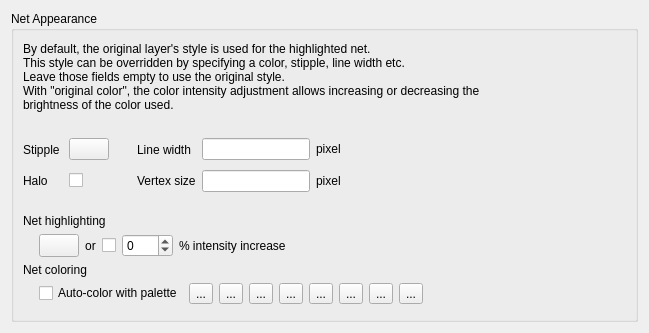
Above: src/laybasic/laybasic/NetlistBrowserConfigPage2.ui from KLayout/klayout before the change. Below: the same form after it.
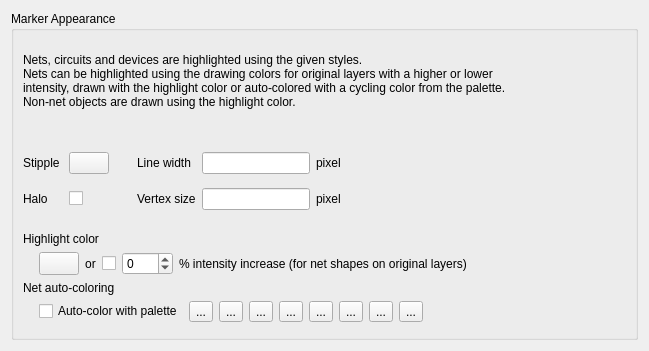
That is the form after the change. Custom widgets are drawn as their Qt base class.

Commit message: WIP: netlist browser - config UI, some fixes.

```diff
--- a/src/laybasic/laybasic/NetlistBrowserConfigPage2.ui
+++ b/src/laybasic/laybasic/NetlistBrowserConfigPage2.ui
@@ -7,7 +7,7 @@
     <x>0</x>
     <y>0</y>
     <width>649</width>
-    <height>333</height>
+    <height>351</height>
    </rect>
   </property>
   <property name="windowTitle">
@@ -17,7 +17,7 @@
    <item>
     <widget class="QGroupBox" name="groupBox_2">
      <property name="title">
-      <string>Net Appearance</string>
+      <string>Marker Appearance</string>
      </property>
      <layout class="QGridLayout">
       <property name="leftMargin">
@@ -38,11 +38,10 @@
       <item row="0" column="0">
        <widget class="QLabel" name="label_6">
         <property name="text">
-         <string>By default, the original layer's style is used for the highlighted net. 
-This style can be overridden by specifying a color, stipple, line width etc. 
-Leave those fields empty to use the original style. 
-With &quot;original color&quot;, the color intensity adjustment allows increasing or decreasing the 
-brightness of the color used.</string>
+         <string>Nets, circuits and devices are highlighted using the given styles.
+Nets can be highlighted using the drawing colors for original layers with a higher or lower
+intensity, drawn with the highlight color or auto-colored with a cycling color from the palette.
+Non-net objects are drawn using the highlight color.</string>
         </property>
         <property name="wordWrap">
          <bool>false</bool>
@@ -92,7 +91,7 @@
          <item row="3" column="0" colspan="4">
           <widget class="QLabel" name="label_8">
            <property name="text">
-            <string>Net coloring</string>
+            <string>Net auto-coloring</string>
            </property>
           </widget>
          </item>
@@ -182,7 +181,7 @@
             <item>
              <widget class="QLabel" name="brightness_label">
               <property name="text">
-               <string>% intensity increase</string>
+               <string>% intensity increase (for net shapes on original layers)</string>
               </property>
              </widget>
             </item>
@@ -205,7 +204,7 @@
          <item row="0" column="0" colspan="4">
           <widget class="QLabel" name="label_3">
            <property name="text">
-            <string>Net highlighting</string>
+            <string>Highlight color</string>
            </property>
           </widget>
          </item>
```
Left out of the diff: 2 changed lines with no effect on the pictures. The commit also changes 3 other files.
